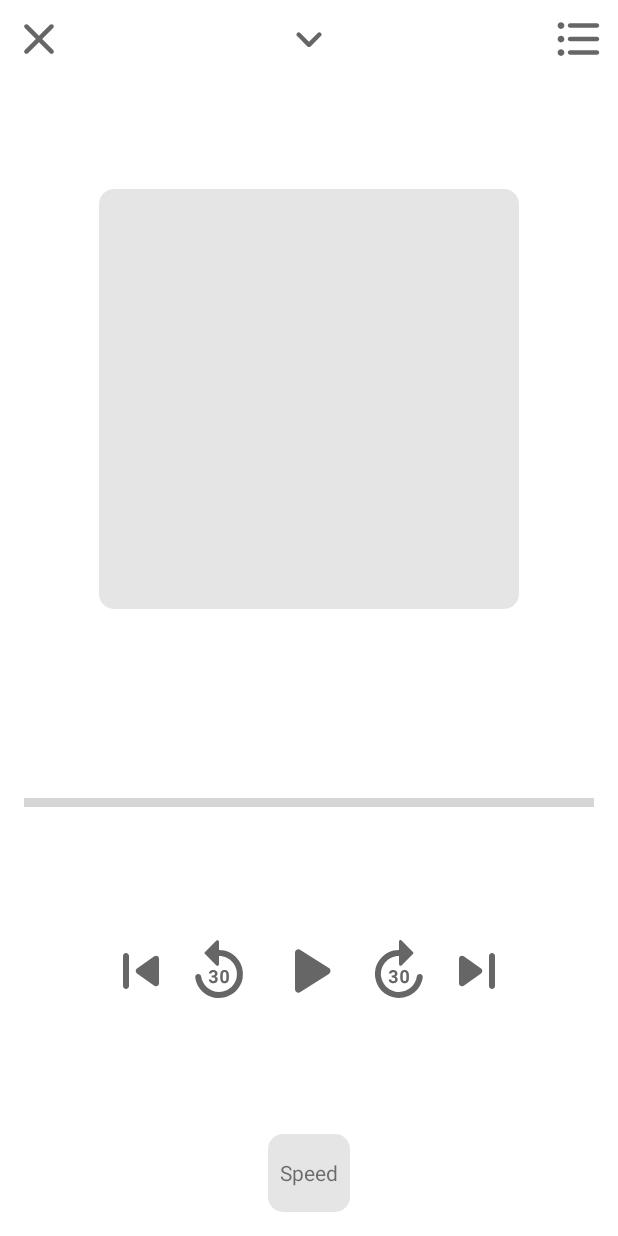
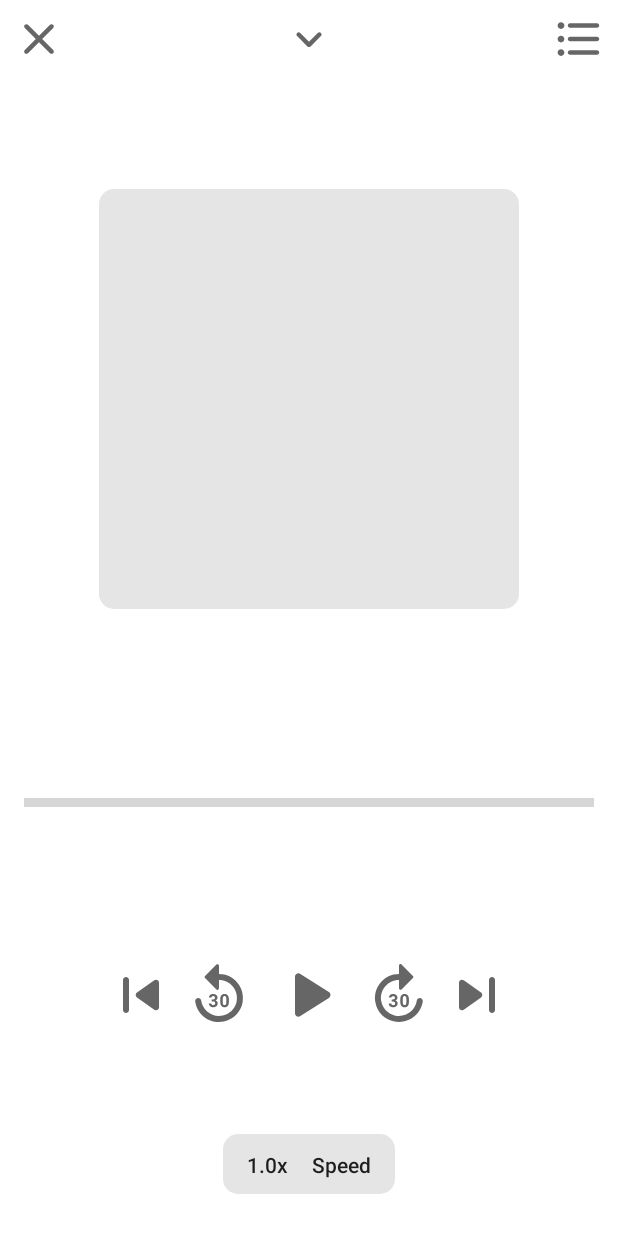
Before and after one commit to Obolrom/Podcaster, an Android app: the fragment NewPlayerFragment shown on its own in the app's theme, on a phone screen of 412 x 824 dp. Run offline under Robolectric (Android 15) with nearby library versions, the phone set to English and light mode, and no system bars; our stand-ins replace Dagger/Hilt's generated code; libraries missing offline, so code that uses them is left out: com.google.android.exoplayer2; plain views replace DefaultTimeBar; network calls fail; grey boxes are pictures that could not be loaded.

Commit message:
player is done

```diff
--- a/app/src/main/java/io/obolonsky/podcaster/ui/PlayerFragment.kt
+++ b/app/src/main/java/io/obolonsky/podcaster/ui/PlayerFragment.kt
@@ -44,8 +44,9 @@ class PlayerFragment : AbsFragment(R.layout.fragment_player),
 
     private val List<Float>.next: Float
         get() {
+            ++currentSpeedPosition
             if (currentSpeedPosition == speedArray.size) currentSpeedPosition = 0
-            return this[currentSpeedPosition++]
+            return this[currentSpeedPosition]
         }
 
     override fun initViewModels() {
@@ -66,7 +67,7 @@ class PlayerFragment : AbsFragment(R.layout.fragment_player),
             }
 
             override fun onPlaybackParametersChanged(playbackParameters: PlaybackParameters) {
-                exo_playback_speed.text = "${playbackParameters.speed}X Speed"
+                exo_playback_speed.setSpeedText("${playbackParameters.speed}X")
             }
 
             override fun onMediaMetadataChanged(mediaMetadata: MediaMetadata) {
--- a/app/src/main/java/io/obolonsky/podcaster/ui/widgets/SpeedView.kt
+++ b/app/src/main/java/io/obolonsky/podcaster/ui/widgets/SpeedView.kt
@@ -1,4 +1,35 @@
 package io.obolonsky.podcaster.ui.widgets
 
-class SpeedView {
+import android.content.Context
+import android.util.AttributeSet
+import androidx.appcompat.widget.LinearLayoutCompat
+import io.obolonsky.podcaster.R
+import kotlinx.android.synthetic.main.speed_item_layout.view.*
+
+class SpeedView @JvmOverloads constructor(
+    context: Context,
+    attrs: AttributeSet? = null,
+    defStyleAttr: Int = 0
+) : LinearLayoutCompat(context, attrs, defStyleAttr) {
+
+    init {
+        inflate(context, R.layout.speed_item_layout, this)
+
+        orientation = HORIZONTAL
+        setPadding(24, 16, 24, 16)
+
+        context.obtainStyledAttributes(attrs, R.styleable.SpeedView).let {
+            setSpeedText(it.getText(R.styleable.SpeedView_speed_text))
+
+            it.recycle()
+        }
+    }
+
+    fun setSpeedText(text: String?) {
+        text?.let { speed_text.text = it }
+    }
+
+    fun setSpeedText(charSequence: CharSequence?) {
+        charSequence?.let { speed_text.text = it }
+    }
 }
--- a/app/src/main/res/layout/fragment_player_navigation.xml
+++ b/app/src/main/res/layout/fragment_player_navigation.xml
@@ -125,6 +125,7 @@
         android:layout_marginHorizontal="@dimen/small_margin"
         android:contentDescription="@string/image_view_description"
         android:src="@drawable/ic_round_play_arrow"
+        app:layout_constraintVertical_bias="0.6"
         app:layout_constraintBottom_toTopOf="@id/exo_playback_speed"
         app:layout_constraintStart_toEndOf="@+id/exo_rewind"
         app:layout_constraintEnd_toStartOf="@+id/exo_forward"
@@ -153,15 +154,13 @@
         app:layout_constraintStart_toEndOf="@+id/exo_forward"
         app:layout_constraintTop_toTopOf="@+id/exo_forward" />
 
-    <TextView
+    <io.obolonsky.podcaster.ui.widgets.SpeedView
         android:id="@+id/exo_playback_speed"
         android:layout_width="wrap_content"
-        android:layout_height="52dp"
+        android:layout_height="40dp"
+        android:layout_marginBottom="28dp"
         android:background="@drawable/round_background"
-        android:layout_marginBottom="16dp"
-        android:padding="@dimen/normal_margin"
-        android:gravity="center"
-        android:text="Speed"
+        app:speed_text="1.0x"
         app:layout_constraintBottom_toBottomOf="parent"
         app:layout_constraintEnd_toEndOf="parent"
         app:layout_constraintStart_toStartOf="parent" />
--- /dev/null
+++ b/app/src/main/res/layout/speed_item_layout.xml
@@ -0,0 +1,26 @@
+<?xml version="1.0" encoding="utf-8"?>
+<merge xmlns:android="http://schemas.android.com/apk/res/android"
+    xmlns:tools="http://schemas.android.com/tools"
+    android:layout_width="wrap_content"
+    android:layout_height="wrap_content"
+    android:orientation="horizontal">
+
+    <TextView
+        android:id="@+id/speed_text"
+        android:layout_width="wrap_content"
+        android:layout_height="wrap_content"
+        android:layout_gravity="center_vertical"
+        android:textAllCaps="false"
+        android:textAppearance="@style/TextAppearance.AppCompat.Button"
+        tools:text="1x" />
+
+    <TextView
+        android:layout_width="wrap_content"
+        android:layout_height="wrap_content"
+        android:layout_marginStart="@dimen/big_margin"
+        android:layout_gravity="center_vertical"
+        android:textAllCaps="false"
+        android:textAppearance="@style/TextAppearance.AppCompat.Button"
+        android:text="@string/speed" />
+
+</merge>
--- a/app/src/main/res/values/attrs.xml
+++ b/app/src/main/res/values/attrs.xml
@@ -2,7 +2,7 @@
 <resources>
 
     <declare-styleable name="SpeedView">
-
+        <attr name="speed_text" format="string" />
     </declare-styleable>
 
 </resources>
--- a/app/src/main/res/values/strings.xml
+++ b/app/src/main/res/values/strings.xml
@@ -1,4 +1,5 @@
 <resources>
     <string name="app_name">Podcaster</string>
     <string name="image_view_description">image</string>
+    <string name="speed">Speed</string>
 </resources>
```
